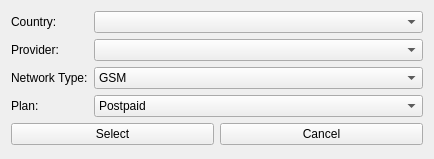
Above: src/brickv/plugin_system/plugins/red/ui/red_tab_settings_mobile_internet_provider_preset_dialog.ui from Tinkerforge/brickv before the change. Below: the same form after it.
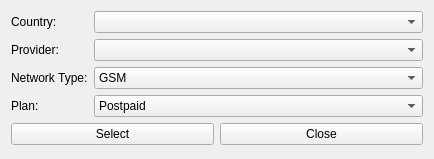
That is the form after the change.

Commit message: red-brick: Provider preset dialog loads list of countries and accept/reject logic of the dialog

The edit to the form file:
```diff
--- a/src/brickv/plugin_system/plugins/red/ui/red_tab_settings_mobile_internet_provider_preset_dialog.ui
+++ b/src/brickv/plugin_system/plugins/red/ui/red_tab_settings_mobile_internet_provider_preset_dialog.ui
@@ -83,7 +83,7 @@
    <item row="1" column="1">
     <widget class="QPushButton" name="pbutton_mi_presets_cancel">
      <property name="text">
-      <string>Cancel</string>
+      <string>Close</string>
      </property>
     </widget>
    </item>
```
Left out of the diff: 2 changed lines with no effect on the pictures. The commit also changes 2 other files.
